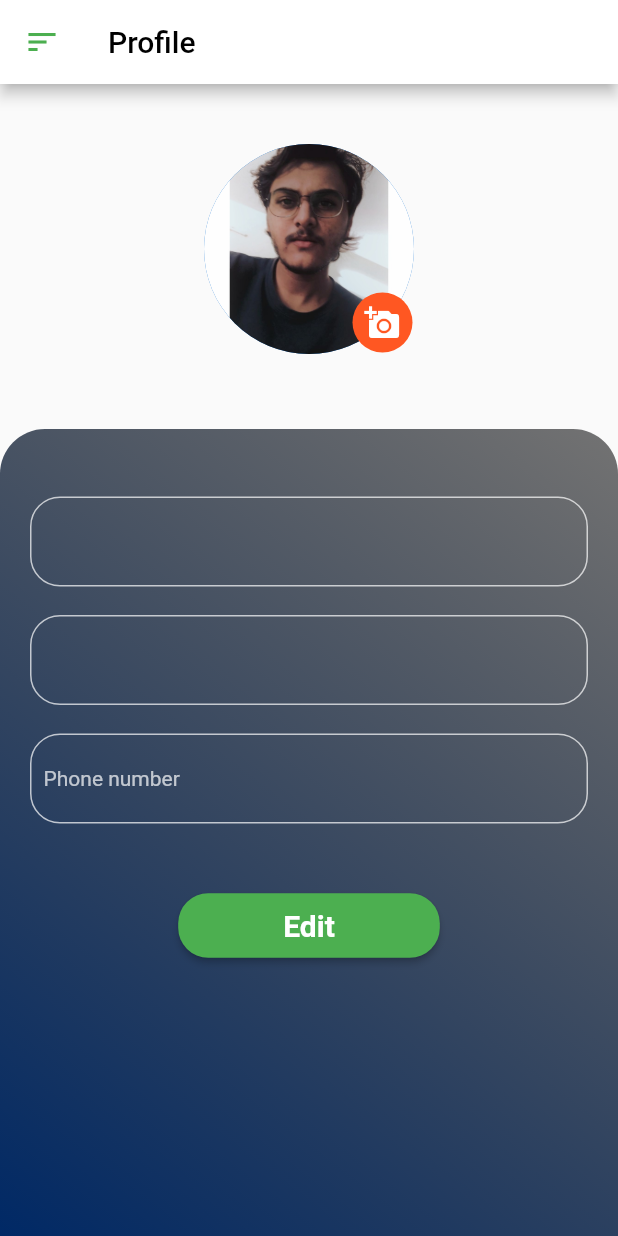
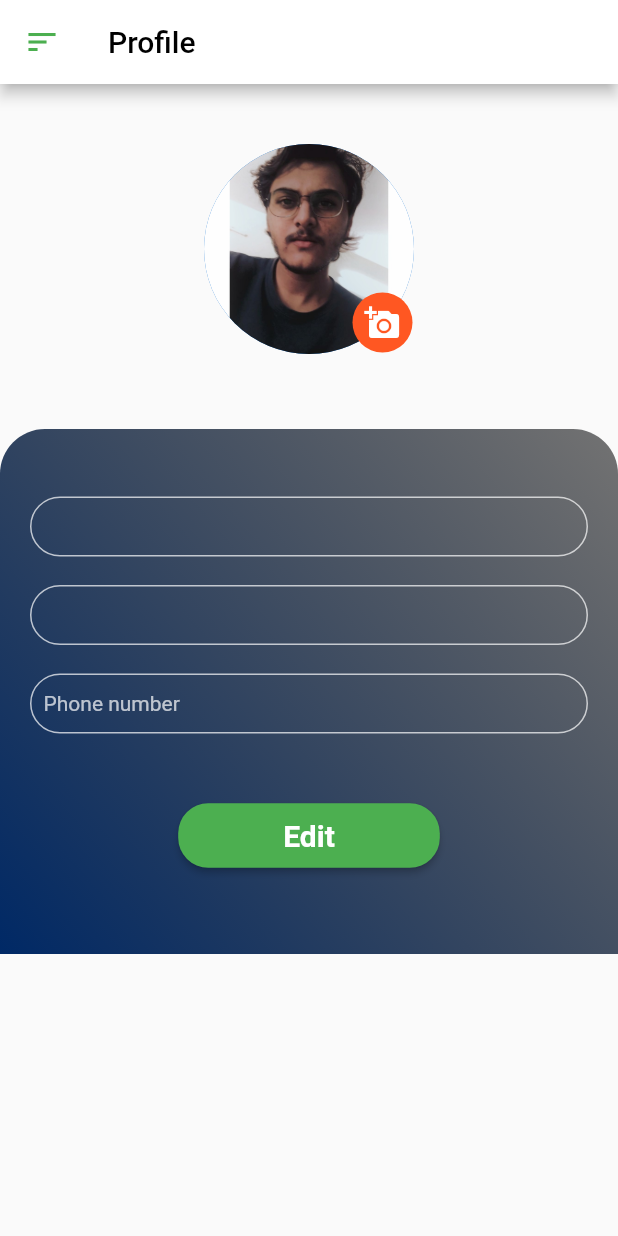
Before and after one commit to Rajbhavani007/KrushiMitra, a Flutter app: the ProfilePage screen opened directly, on a phone screen of 412 x 824 dp. Run offline on Flutter 3.47's test engine with Material 2 defaults, Android fonts, the phone set to English and light mode, and no system bars; our stand-ins replace convex_bottom_bar, firebase_auth, firebase_core, firebase_database, firebase_storage, flutter_signin_button and 3 more; accounts and stored records are empty.

Commit message:
Profile page added and initial chnages

```diff
--- a/krushi/lib/Profilepage.dart
+++ b/krushi/lib/Profilepage.dart
@@ -56,7 +56,9 @@ class ProfilePage extends StatelessWidget {
             ),
           ),
           Expanded(
+              child: SingleChildScrollView(
                               child: Container(
+                                height:350,
             decoration: BoxDecoration(
                   borderRadius: BorderRadius.only(
                       topLeft: Radius.circular(30),
@@ -71,7 +73,7 @@ class ProfilePage extends StatelessWidget {
                   Padding(
                     padding: const EdgeInsets.fromLTRB(20, 25, 20, 4),
                     child: Container(
-                    height: 60,
+                      height: 40,
                       child: Align(
                         alignment: Alignment.centerLeft,
                         child: Padding(
@@ -91,7 +93,7 @@ class ProfilePage extends StatelessWidget {
                   Padding(
                     padding: const EdgeInsets.fromLTRB(20, 5, 20, 4),
                     child: Container(
-                    height: 60,
+                      height: 40,
                       child: Align(
                         alignment: Alignment.centerLeft,
                         child: Padding(
@@ -111,7 +113,7 @@ class ProfilePage extends StatelessWidget {
                   Padding(
                     padding: const EdgeInsets.fromLTRB(20, 5, 20, 4),
                     child: Container(
-                    height: 60,
+                      height: 40,
                       child: Align(
                         alignment: Alignment.centerLeft,
                         child: Padding(
@@ -144,6 +146,7 @@ class ProfilePage extends StatelessWidget {
                   ),
                 ],
             ),
+          ),
               ))
         ],
       ),
```
Also changed, not shown: krushi/lib/ForumPage.dart (+23 -4 lines). Lines whose indentation alone changed are shown as unchanged.
